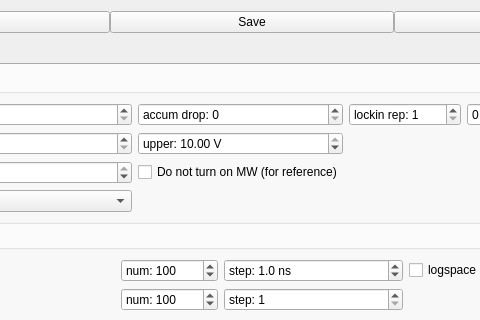
Qt form mahos/gui/ui/spodmr.ui (ToyotaCRDL/mahos) before a commit; both pictures show x 470 to 950 and y 0 to 320 of the 1464 by 755 pixel window.
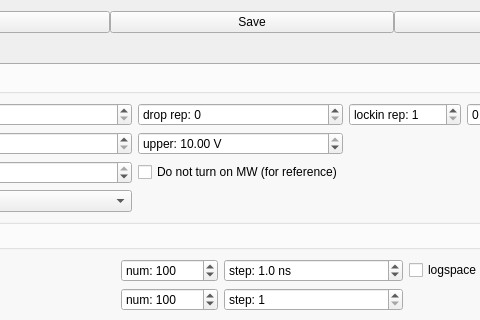
The same form after that commit.

Patch:
```diff
--- a/mahos/gui/ui/spodmr.ui
+++ b/mahos/gui/ui/spodmr.ui
@@ -444,7 +444,7 @@
             <item row="0" column="5">
              <widget class="QSpinBox" name="accumdropBox">
               <property name="prefix">
-               <string>accum drop: </string>
+               <string>drop rep: </string>
               </property>
              </widget>
             </item>
```
Left out of the diff: 4 changed lines with no effect on the pictures.
